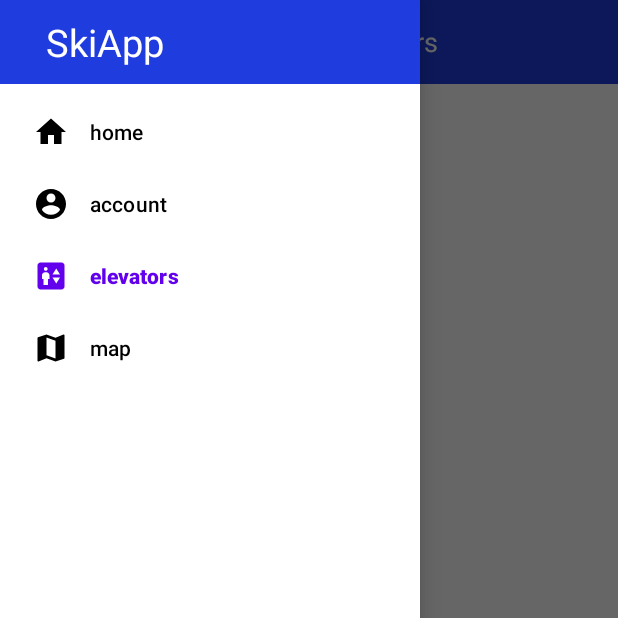
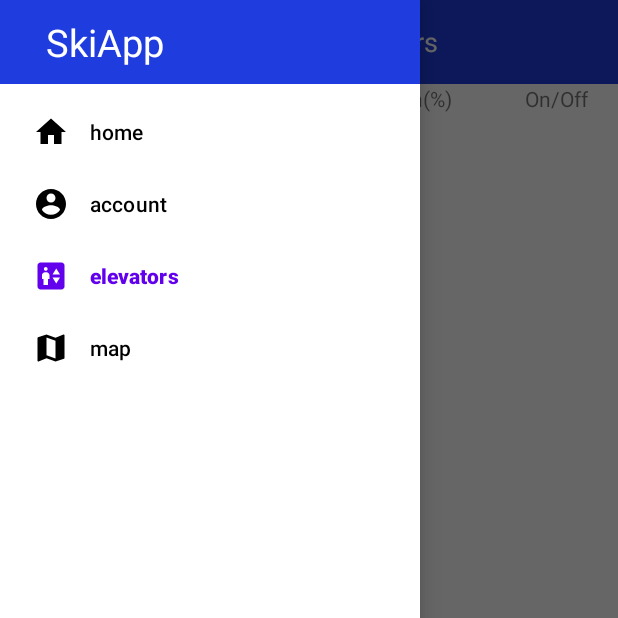
Before and after one commit to BaratBence/SkiSystem, an Android app: the ElevatorFragment screen opened through its navigation route, with the side drawer open, on a phone screen of 412 x 824 dp, the top half of it. Run offline under Robolectric (Android 15) with nearby library versions, the phone set to English and light mode, and no system bars; our stand-ins replace data binding, navigation-ui; 3 statements that could not run were skipped.

Commit message:
added headline

```diff
--- a/SkiApp/app/src/main/res/layout/fragment_elevator.xml
+++ b/SkiApp/app/src/main/res/layout/fragment_elevator.xml
@@ -1,10 +1,55 @@
 <?xml version="1.0" encoding="utf-8"?>
-<layout>
-<FrameLayout xmlns:android="http://schemas.android.com/apk/res/android"
-    xmlns:tools="http://schemas.android.com/tools"
+<layout xmlns:android="http://schemas.android.com/apk/res/android"
+    xmlns:app="http://schemas.android.com/apk/res-auto"
+    xmlns:tools="http://schemas.android.com/tools">
+<FrameLayout
     android:layout_width="match_parent"
     android:layout_height="match_parent"
     tools:context=".view.fragments.ElevatorFragment">
+
+    <LinearLayout
+        android:layout_width="match_parent"
+        android:layout_height="match_parent"
+        android:orientation="vertical">
+
+        <androidx.constraintlayout.widget.ConstraintLayout
+            android:id="@+id/ColumnHeader"
+            android:layout_width="match_parent"
+            android:layout_height="wrap_content"
+            app:layout_constraintTop_toTopOf="parent">
+
+            <TextView
+                android:id="@+id/textViewNameColumn"
+                android:layout_width="match_parent"
+                android:layout_height="match_parent"
+                android:layout_marginStart="20dp"
+                android:layout_marginEnd="200dp"
+                android:text="@string/name"
+                app:layout_constraintBottom_toBottomOf="parent"
+                app:layout_constraintStart_toStartOf="parent"
+                app:layout_constraintTop_toTopOf="parent" />
+
+            <TextView
+                android:id="@+id/textViewUsageColumn"
+                android:layout_width="match_parent"
+                android:layout_height="match_parent"
+                android:layout_marginStart="220dp"
+                android:layout_marginEnd="100dp"
+                android:text="@string/utilization"
+                app:layout_constraintBottom_toBottomOf="parent"
+                app:layout_constraintStart_toStartOf="parent"
+                app:layout_constraintTop_toTopOf="parent" />
+
+            <TextView
+                android:id="@+id/isOnlineCheckBox"
+                android:layout_width="wrap_content"
+                android:layout_height="wrap_content"
+                android:layout_marginEnd="20dp"
+                android:text="@string/on_off"
+                app:layout_constraintBottom_toBottomOf="parent"
+                app:layout_constraintEnd_toEndOf="parent"
+                app:layout_constraintTop_toTopOf="parent" />
+        </androidx.constraintlayout.widget.ConstraintLayout>
 
         <androidx.swiperefreshlayout.widget.SwipeRefreshLayout
             android:id="@+id/swipeToRefreshLayout"
@@ -21,5 +66,7 @@
 
         </androidx.swiperefreshlayout.widget.SwipeRefreshLayout>
 
+    </LinearLayout>
+
 </FrameLayout>
 </layout>
--- a/SkiApp/app/src/main/res/values/strings.xml
+++ b/SkiApp/app/src/main/res/values/strings.xml
@@ -15,4 +15,7 @@
     <string name="new_password">New Password</string>
     <string name="save">save</string>
     <string name="password">Password</string>
+    <string name="name">Name</string>
+    <string name="on_off">On/Off</string>
+    <string name="utilization">Utilization(%)</string>
 </resources>
```
Lines whose indentation alone changed are shown as unchanged.
